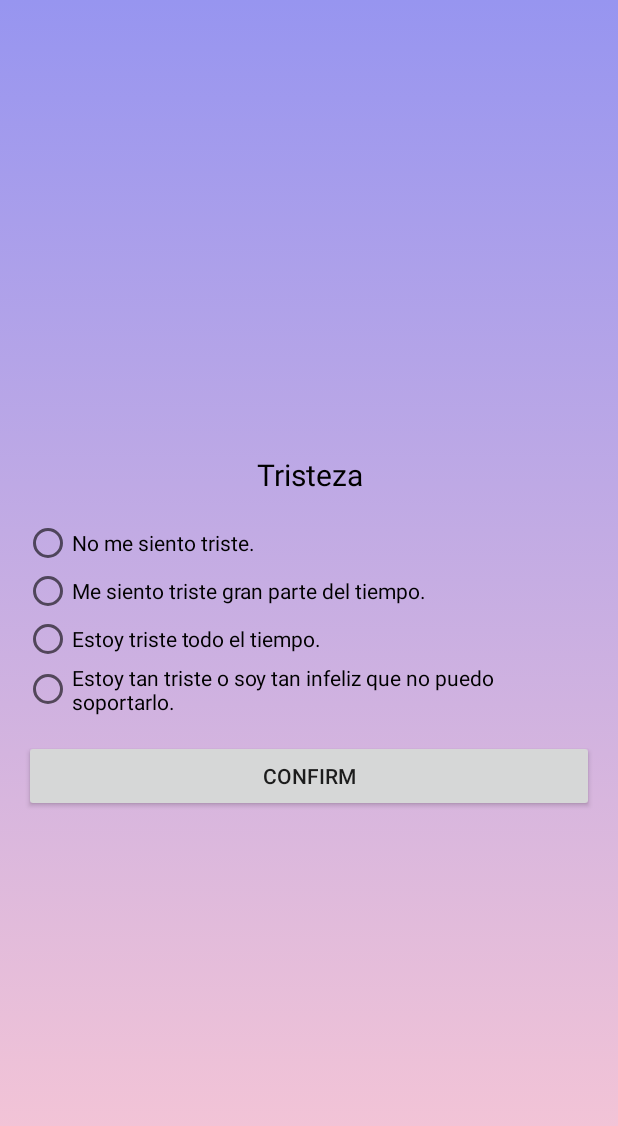
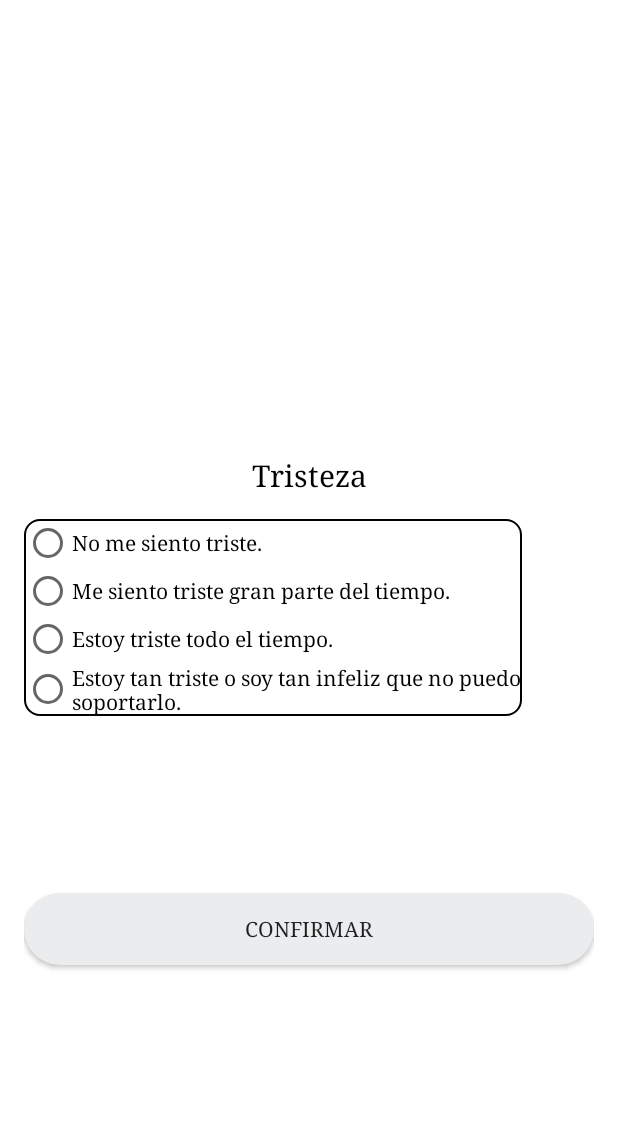
Before and after one commit to KiwiState/CheerApp, an Android app: the DBIForm screen opened directly, with no data from a screen before it, on a phone screen of 412 x 824 dp. Shown: the top 1126 px of the screen. Run offline under Robolectric (Android 15) with nearby library versions, the phone set to English and light mode, and no system bars; our stand-ins replace Volley; network calls fail.

Commit message:
Last one

```diff
--- a/app/build.gradle
+++ b/app/build.gradle
@@ -39,6 +39,7 @@ dependencies {
     implementation 'com.google.code.gson:gson:2.9.0'
     implementation 'com.android.volley:volley:1.2.1'
     implementation 'androidx.annotation:annotation:1.2.0'
+    implementation 'com.github.sujithkanna:smileyrating:2.0.0'
     implementation 'androidx.lifecycle:lifecycle-livedata-ktx:2.3.1'
     implementation 'androidx.lifecycle:lifecycle-viewmodel-ktx:2.3.1'
     testImplementation 'junit:junit:4.+'
--- a/app/src/main/java/com/example/cheerapp/DBIForm.java
+++ b/app/src/main/java/com/example/cheerapp/DBIForm.java
@@ -5,6 +5,7 @@ import androidx.appcompat.app.AppCompatActivity;
 
 import android.content.Intent;
 import android.content.SharedPreferences;
+import android.content.pm.ActivityInfo;
 import android.os.Bundle;
 import android.view.View;
 import android.widget.Button;
@@ -47,6 +48,7 @@ public class DBIForm extends AppCompatActivity {
     @Override
     protected void onCreate(Bundle savedInstanceState) {
         super.onCreate(savedInstanceState);
+        this.setRequestedOrientation(ActivityInfo.SCREEN_ORIENTATION_PORTRAIT);
         setContentView(R.layout.activity_dbiform);
         Confirm = findViewById(R.id.button_confirm_next);
         PreguntasDB();
--- a/app/src/main/java/com/example/cheerapp/HelpNumbers.java
+++ b/app/src/main/java/com/example/cheerapp/HelpNumbers.java
@@ -2,8 +2,11 @@ package com.example.cheerapp;
 
 import androidx.appcompat.app.AppCompatActivity;
 
+import android.content.pm.ActivityInfo;
+import android.graphics.Paint;
 import android.os.Bundle;
 import android.widget.ListView;
+import android.widget.TextView;
 
 import java.util.ArrayList;
 import java.util.List;
@@ -21,6 +24,9 @@ public class HelpNumbers extends AppCompatActivity {
     protected void onCreate(Bundle savedInstanceState) {
         super.onCreate(savedInstanceState);
         setContentView(R.layout.activity_help_numbers);
+        TextView textAyu = (TextView) findViewById(R.id.textAyu);
+        textAyu.setPaintFlags(textAyu.getPaintFlags()| Paint.UNDERLINE_TEXT_FLAG);
+        this.setRequestedOrientation(ActivityInfo.SCREEN_ORIENTATION_PORTRAIT);
         HelpBD();
         //Nuevo codigo
         mListView = findViewById(R.id.HNBS);
--- a/app/src/main/java/com/example/cheerapp/RegisterActivity.java
+++ b/app/src/main/java/com/example/cheerapp/RegisterActivity.java
@@ -4,6 +4,7 @@ import androidx.annotation.Nullable;
 import androidx.appcompat.app.AppCompatActivity;
 
 import android.content.Intent;
+import android.content.pm.ActivityInfo;
 import android.graphics.Paint;
 import android.os.Bundle;
 import android.text.TextUtils;
@@ -39,7 +40,7 @@ public class RegisterActivity extends AppCompatActivity {
     protected void onCreate(Bundle savedInstanceState) {
         super.onCreate(savedInstanceState);
         setContentView(R.layout.activity_register);
-
+        this.setRequestedOrientation(ActivityInfo.SCREEN_ORIENTATION_PORTRAIT);
         edTxtNombre = (EditText) (findViewById(R.id.edTxtNombreRegistro));
         edTxtApellido = (EditText) (findViewById(R.id.edTxtApellidoRegistro));
         edTxtNumero = (EditText)  (findViewById(R.id.edTxtNumeroRegistro));
--- a/app/src/main/java/com/example/cheerapp/SafetyNumberActivity.java
+++ b/app/src/main/java/com/example/cheerapp/SafetyNumberActivity.java
@@ -4,6 +4,7 @@ import androidx.annotation.Nullable;
 import androidx.appcompat.app.AppCompatActivity;
 
 import android.content.Intent;
+import android.content.pm.ActivityInfo;
 import android.os.Bundle;
 import android.view.View;
 import android.widget.Button;
@@ -42,7 +43,7 @@ public class SafetyNumberActivity extends AppCompatActivity {
         super.onCreate(savedInstanceState);
         setContentView(R.layout.activity_safety_number);
         usuarioLocal = new UsuarioLocal(this);
-
+        this.setRequestedOrientation(ActivityInfo.SCREEN_ORIENTATION_PORTRAIT);
 
         edTxtNombreSN1 = (EditText) (findViewById(R.id.edTxtNombrePrimerSN));
         edTxtSN1 = (EditText) (findViewById(R.id.edTxtNroPrimerSN));
--- a/app/src/main/java/com/example/cheerapp/login.java
+++ b/app/src/main/java/com/example/cheerapp/login.java
@@ -7,6 +7,7 @@ import androidx.appcompat.app.AppCompatActivity;
 
 import android.content.Intent;
 import android.content.SharedPreferences;
+import android.content.pm.ActivityInfo;
 import android.os.Bundle;
 import android.view.View;
 import android.widget.Button;
@@ -40,7 +41,7 @@ public class login extends AppCompatActivity {
     protected void onCreate(Bundle savedInstanceState) {
         super.onCreate(savedInstanceState);
         setContentView(R.layout.activity_login);
-
+        this.setRequestedOrientation(ActivityInfo.SCREEN_ORIENTATION_PORTRAIT);
         edTextUser = (EditText) (findViewById(R.id.edTxtUser));
         edTextPass = (EditText) (findViewById(R.id.edTxtPassword));
         btnLogin = (Button) (findViewById(R.id.btnLogin));
--- a/app/src/main/res/layout/activity_dbiform.xml
+++ b/app/src/main/res/layout/activity_dbiform.xml
@@ -6,7 +6,7 @@
     android:layout_width="match_parent"
     android:layout_height="match_parent"
     android:padding="16dp"
-    android:background="@drawable/gradient_background"
+    android:background="@color/white"
     tools:context=".DBIForm">
 
     <TextView
@@ -18,36 +18,42 @@
         android:text="Here will be the question text\nHere will be the question text\nHere will be the question text"
         android:textAlignment="center"
         android:textColor="@android:color/black"
-        android:textSize="20sp" />
+        android:textSize="20sp"
+        android:fontFamily="serif"/>
 
     <RadioGroup
         android:id="@+id/radio_group"
         android:layout_width="wrap_content"
         android:layout_height="wrap_content"
+        android:background="@drawable/rectangle"
         android:layout_centerVertical="true">
 
         <RadioButton
             android:id="@+id/radio_button1"
             android:layout_width="wrap_content"
             android:layout_height="wrap_content"
-            android:text="Option 1" />
+            android:text="Option 1"
+            android:fontFamily="serif"/>
 
         <RadioButton
             android:id="@+id/radio_button2"
             android:layout_width="wrap_content"
             android:layout_height="wrap_content"
-            android:text="Option 2" />
+            android:text="Option 2"
+            android:fontFamily="serif"/>
 
         <RadioButton
             android:id="@+id/radio_button3"
             android:layout_width="wrap_content"
             android:layout_height="wrap_content"
-            android:text="Option 3" />
+            android:text="Option 3"
+            android:fontFamily="serif"/>
         <RadioButton
             android:id="@+id/radio_button4"
             android:layout_width="wrap_content"
             android:layout_height="wrap_content"
-            android:text="Option 4" />
+            android:text="Option 4"
+            android:fontFamily="serif"/>
 
     </RadioGroup>
 
@@ -56,7 +62,10 @@
         android:layout_width="match_parent"
         android:layout_height="wrap_content"
         android:layout_below="@id/radio_group"
-        android:layout_marginTop="16dp"
-        android:text="Confirm" />
+        android:layout_marginTop="118dp"
+        android:background="@drawable/custom_button"
+        android:backgroundTint="#EAECEE"
+        android:fontFamily="serif"
+        android:text="Confirmar" />
 
 </RelativeLayout>
--- a/app/src/main/res/layout/helprow.xml
+++ b/app/src/main/res/layout/helprow.xml
@@ -2,13 +2,15 @@
 <RelativeLayout xmlns:android="http://schemas.android.com/apk/res/android"
     android:layout_width="fill_parent"
     android:layout_height="?android:attr/listPreferredItemHeight"
-    android:padding="6dip" >
+    android:padding="6dip"
+    android:background="@drawable/rectangle">
 
     <TextView
         android:id="@+id/Tituloh"
         android:layout_width="match_parent"
         android:layout_height="wrap_content"
-        android:text="Titulo" />
+        android:text="Titulo"
+        />
 
     <TextView
         android:id="@+id/contactoh"
--- a/app/src/main/res/layout/item_row.xml
+++ b/app/src/main/res/layout/item_row.xml
@@ -2,7 +2,9 @@
 <RelativeLayout xmlns:android="http://schemas.android.com/apk/res/android"
     android:layout_width="fill_parent"
     android:layout_height="?android:attr/listPreferredItemHeight"
-    android:padding="6dip" >
+    android:padding="6dip"
+    android:background="@drawable/rectangle">
+
 
     <ImageView
         android:id="@+id/icon"
```
Also changed, not shown: app/src/main/java/com/example/cheerapp/MainActivity.java (+5 -4 lines), app/src/main/java/com/example/cheerapp/MainForm.java (+25 -14 lines), app/src/main/java/com/example/cheerapp/MainJournal.java (+6 -1 lines), app/src/main/res/layout/activity_help_numbers.xml (+22 -3 lines), app/src/main/res/layout/activity_main.xml (+6 -2 lines), app/src/main/res/layout/activity_main_form.xml (+86 -47 lines), app/src/main/res/layout/activity_main_journal.xml (+21 -1 lines).
